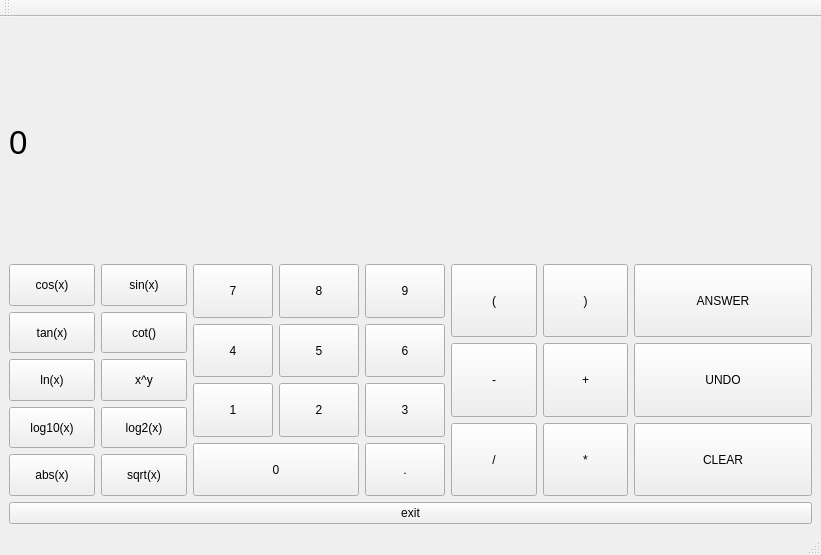
The window that lab2/lab2/mainwindow.ui (MrPipiKado/OOP) describes before a commit, drawn with Qt 5.
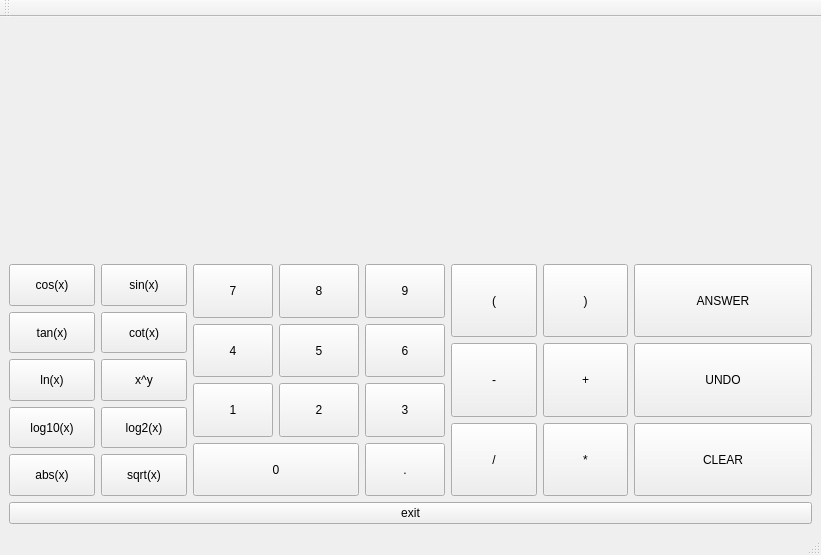
The same window after the commit.

The edit to the form file:
```diff
--- a/lab2/lab2/mainwindow.ui
+++ b/lab2/lab2/mainwindow.ui
@@ -29,7 +29,7 @@
        </font>
       </property>
       <property name="text">
-       <string>0</string>
+       <string/>
       </property>
      </widget>
     </item>
@@ -128,7 +128,7 @@
            </sizepolicy>
           </property>
           <property name="text">
-           <string>cot()</string>
+           <string>cot(x)</string>
           </property>
          </widget>
         </item>
```
Left out of the diff: 4 changed lines with no effect on the pictures.
